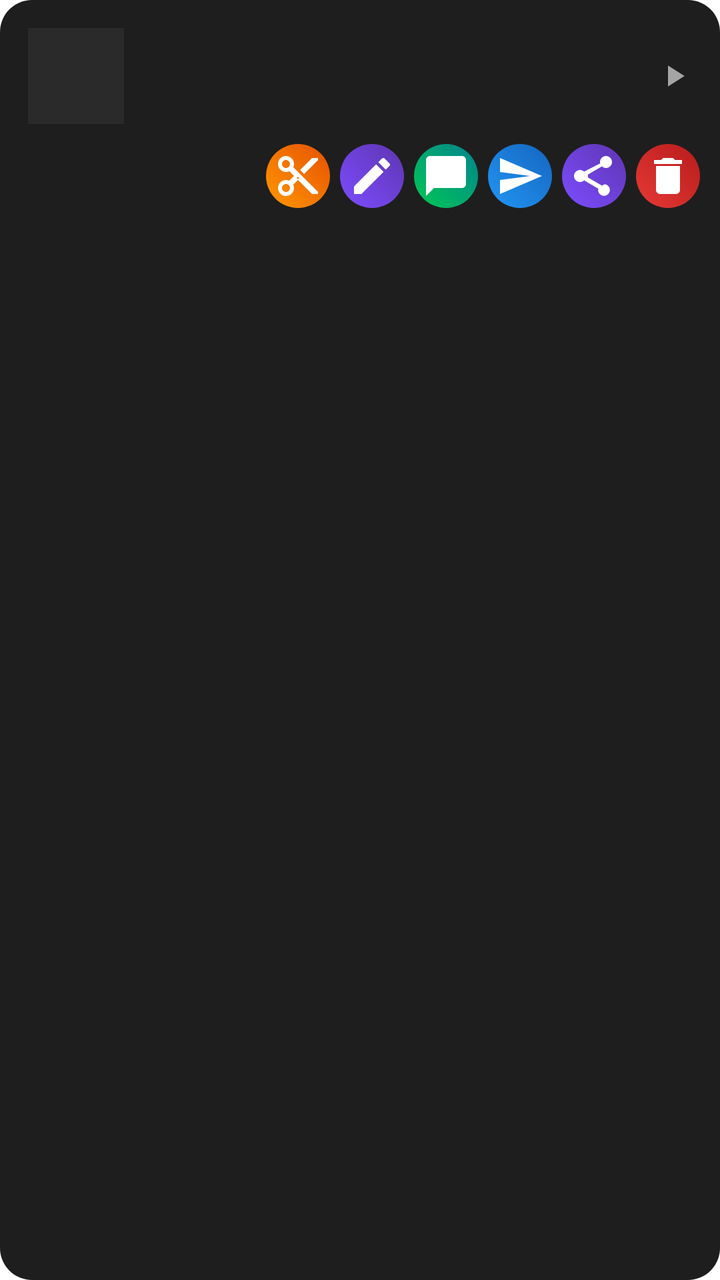
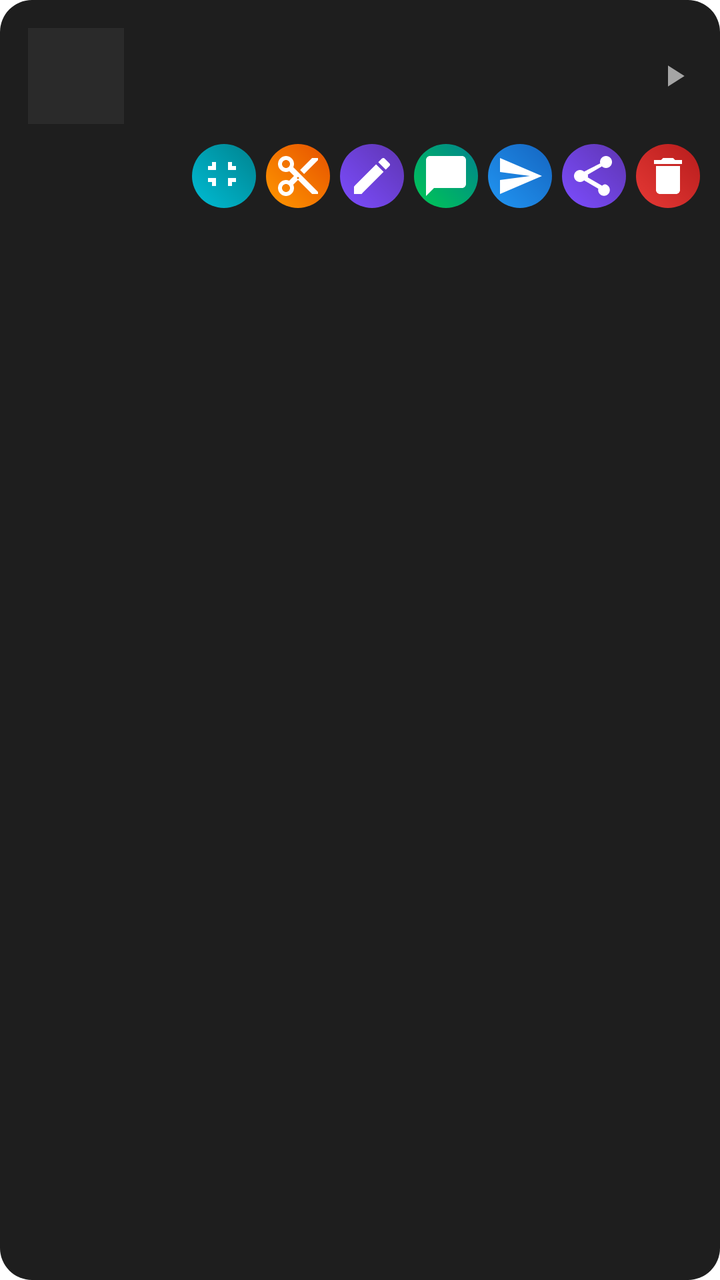

Two renders of the same Android screen: before a commit and after it. Below are the layout's source before the change and the commit's diff.
<!-- AndroidManifest.xml: application theme Theme.ScreenRecorder -->
<!-- res/layout/item_video.xml -->
<?xml version="1.0" encoding="utf-8"?>
<LinearLayout xmlns:android="http://schemas.android.com/apk/res/android"
    android:layout_width="match_parent"
    android:layout_height="wrap_content"
    android:orientation="vertical"
    android:background="@drawable/bg_card"
    android:layout_marginBottom="8dp"
    android:padding="10dp">

    <LinearLayout
        android:id="@+id/itemClickArea"
        android:layout_width="match_parent"
        android:layout_height="wrap_content"
        android:orientation="horizontal"
        android:gravity="center_vertical"
        android:clickable="true"
        android:focusable="true"
        android:background="?attr/selectableItemBackground"
        android:padding="4dp">

        <ImageView
            android:id="@+id/thumbnail"
            android:layout_width="48dp"
            android:layout_height="48dp"
            android:scaleType="centerCrop"
            android:background="#2A2A2A"
            android:layout_marginEnd="10dp" />

        <TextView
            android:id="@+id/fileName"
            android:layout_width="0dp"
            android:layout_height="wrap_content"
            android:layout_weight="1"
            android:textColor="#FFFFFF"
            android:textSize="13sp" />

        <ImageView
            android:layout_width="18dp"
            android:layout_height="18dp"
            android:src="@drawable/ic_play"
            android:alpha="0.6" />
    </LinearLayout>

    <LinearLayout
        android:layout_width="match_parent"
        android:layout_height="wrap_content"
        android:orientation="horizontal"
        android:gravity="end"
        android:layout_marginTop="6dp">

        <ImageButton
            android:id="@+id/trimButton"
            android:layout_width="32dp"
            android:layout_height="32dp"
            android:layout_marginEnd="5dp"
            android:padding="7dp"
            android:background="@drawable/bg_round_orange"
            android:src="@drawable/ic_scissors" />

        <ImageButton
            android:id="@+id/renameButton"
            android:layout_width="32dp"
            android:layout_height="32dp"
            android:layout_marginEnd="5dp"
            android:padding="7dp"
            android:background="@drawable/bg_round_purple"
            android:src="@drawable/ic_pen" />

        <ImageButton
            android:id="@+id/whatsappButton"
            android:layout_width="32dp"
            android:layout_height="32dp"
            android:layout_marginEnd="5dp"
            android:padding="7dp"
            android:background="@drawable/bg_round_green"
            android:src="@drawable/ic_chat" />

        <ImageButton
            android:id="@+id/telegramButton"
            android:layout_width="32dp"
            android:layout_height="32dp"
            android:layout_marginEnd="5dp"
            android:padding="7dp"
            android:background="@drawable/bg_round_blue"
            android:src="@drawable/ic_send" />

        <ImageButton
            android:id="@+id/shareButton"
            android:layout_width="32dp"
            android:layout_height="32dp"
            android:layout_marginEnd="5dp"
            android:padding="7dp"
            android:background="@drawable/bg_round_purple"
            android:src="@drawable/ic_share" />

        <ImageButton
            android:id="@+id/deleteButton"
            android:layout_width="32dp"
            android:layout_height="32dp"
            android:padding="7dp"
            android:background="@drawable/bg_round_red"
            android:src="@drawable/ic_trash" />

    </LinearLayout>

</LinearLayout>
<!-- resources referenced by this layout -->
<resources>
  <!-- drawable bg_card (drawable) -->
  <?xml version="1.0" encoding="utf-8"?>
  <shape xmlns:android="http://schemas.android.com/apk/res/android" android:shape="rectangle">
      <solid android:color="#1E1E1E" />
      <corners android:radius="16dp" />
  </shape>
  <!-- drawable bg_round_blue (drawable) -->
  <shape xmlns:android="http://schemas.android.com/apk/res/android" android:shape="oval">
      <gradient android:angle="45" android:startColor="#2196F3" android:endColor="#1565C0"/>
  </shape>
  <!-- drawable bg_round_green (drawable) -->
  <shape xmlns:android="http://schemas.android.com/apk/res/android" android:shape="oval">
      <gradient android:angle="45" android:startColor="#00C853" android:endColor="#00838F"/>
  </shape>
  <!-- drawable bg_round_orange (drawable) -->
  <shape xmlns:android="http://schemas.android.com/apk/res/android" android:shape="oval">
      <gradient android:angle="45" android:startColor="#FF9800" android:endColor="#E65100"/>
  </shape>
  <!-- drawable bg_round_purple (drawable) -->
  <shape xmlns:android="http://schemas.android.com/apk/res/android" android:shape="oval">
      <gradient android:angle="45" android:startColor="#7C4DFF" android:endColor="#5E35B1"/>
  </shape>
  <!-- drawable bg_round_red (drawable) -->
  <shape xmlns:android="http://schemas.android.com/apk/res/android" android:shape="oval">
      <gradient android:angle="45" android:startColor="#E53935" android:endColor="#B71C1C"/>
  </shape>
  <!-- drawable ic_chat (drawable) -->
  <vector xmlns:android="http://schemas.android.com/apk/res/android" android:width="24dp" android:height="24dp" android:viewportWidth="24" android:viewportHeight="24">
      <path android:fillColor="#FFFFFF" android:pathData="M20,2H4c-1.1,0 -1.99,0.9 -1.99,2L2,22l4,-4h14c1.1,0 2,-0.9 2,-2V4c0,-1.1 -0.9,-2 -2,-2z"/>
  </vector>
  <!-- drawable ic_pen (drawable) -->
  <vector xmlns:android="http://schemas.android.com/apk/res/android" android:width="24dp" android:height="24dp" android:viewportWidth="24" android:viewportHeight="24">
      <path android:fillColor="#FFFFFF" android:pathData="M3,17.25V21h3.75L17.81,9.94l-3.75,-3.75L3,17.25zM20.71,7.04c0.39,-0.39 0.39,-1.02 0,-1.41l-2.34,-2.34c-0.39,-0.39,-1.02,-0.39,-1.41,0l-1.83,1.83 3.75,3.75 1.83,-1.83z"/>
  </vector>
  <!-- drawable ic_play (drawable) -->
  <vector xmlns:android="http://schemas.android.com/apk/res/android" android:width="24dp" android:height="24dp" android:viewportWidth="24" android:viewportHeight="24">
      <path android:fillColor="#FFFFFF" android:pathData="M8,5v14l11,-7z"/>
  </vector>
  <!-- drawable ic_send (drawable) -->
  <vector xmlns:android="http://schemas.android.com/apk/res/android" android:width="24dp" android:height="24dp" android:viewportWidth="24" android:viewportHeight="24">
      <path android:fillColor="#FFFFFF" android:pathData="M2.01,21L23,12 2.01,3 2,10l15,2 -15,2z"/>
  </vector>
  <!-- drawable ic_trash (drawable) -->
  <vector xmlns:android="http://schemas.android.com/apk/res/android" android:width="24dp" android:height="24dp" android:viewportWidth="24" android:viewportHeight="24">
      <path android:fillColor="#FFFFFF" android:pathData="M6,19c0,1.1 0.9,2 2,2h8c1.1,0 2,-0.9 2,-2V7H6V19zM19,4h-3.5l-1,-1h-5l-1,1H5v2h14V4z"/>
  </vector>
  <style name="Theme.ScreenRecorder" parent="Theme.MaterialComponents.DayNight.NoActionBar" />
  <!-- unchanged entries left out for length: 2 -->
</resources>

<!-- the commit's change to res/layout/item_video.xml (unified diff, before → after) -->
@@ -47,6 +47,15 @@
         android:orientation="horizontal"
         android:gravity="end"
         android:layout_marginTop="6dp">
+
+        <ImageButton
+            android:id="@+id/compressButton"
+            android:layout_width="32dp"
+            android:layout_height="32dp"
+            android:layout_marginEnd="5dp"
+            android:padding="7dp"
+            android:background="@drawable/bg_round_teal"
+            android:src="@drawable/ic_compress" />
 
         <ImageButton
             android:id="@+id/trimButton"
<!-- resource entries referenced after the edit -->
@@ -26,9 +26,17 @@
   <shape xmlns:android="http://schemas.android.com/apk/res/android" android:shape="oval">
       <gradient android:angle="45" android:startColor="#E53935" android:endColor="#B71C1C"/>
   </shape>
+  <!-- drawable bg_round_teal (drawable) -->
+  <shape xmlns:android="http://schemas.android.com/apk/res/android" android:shape="oval">
+      <gradient android:angle="45" android:startColor="#00BCD4" android:endColor="#00838F"/>
+  </shape>
   <!-- drawable ic_chat (drawable) -->
   <vector xmlns:android="http://schemas.android.com/apk/res/android" android:width="24dp" android:height="24dp" android:viewportWidth="24" android:viewportHeight="24">
       <path android:fillColor="#FFFFFF" android:pathData="M20,2H4c-1.1,0 -1.99,0.9 -1.99,2L2,22l4,-4h14c1.1,0 2,-0.9 2,-2V4c0,-1.1 -0.9,-2 -2,-2z"/>
+  </vector>
+  <!-- drawable ic_compress (drawable) -->
+  <vector xmlns:android="http://schemas.android.com/apk/res/android" android:width="24dp" android:height="24dp" android:viewportWidth="24" android:viewportHeight="24">
+      <path android:fillColor="#FFFFFF" android:pathData="M4,9h4V5H6v2H4v2zM14,5v4h4V7h-2V5h-2zM4,15h2v2h2v-4H4v2zM16,17v-2h2v-2h-4v4h2z"/>
   </vector>
   <!-- drawable ic_pen (drawable) -->
   <vector xmlns:android="http://schemas.android.com/apk/res/android" android:width="24dp" android:height="24dp" android:viewportWidth="24" android:viewportHeight="24">
